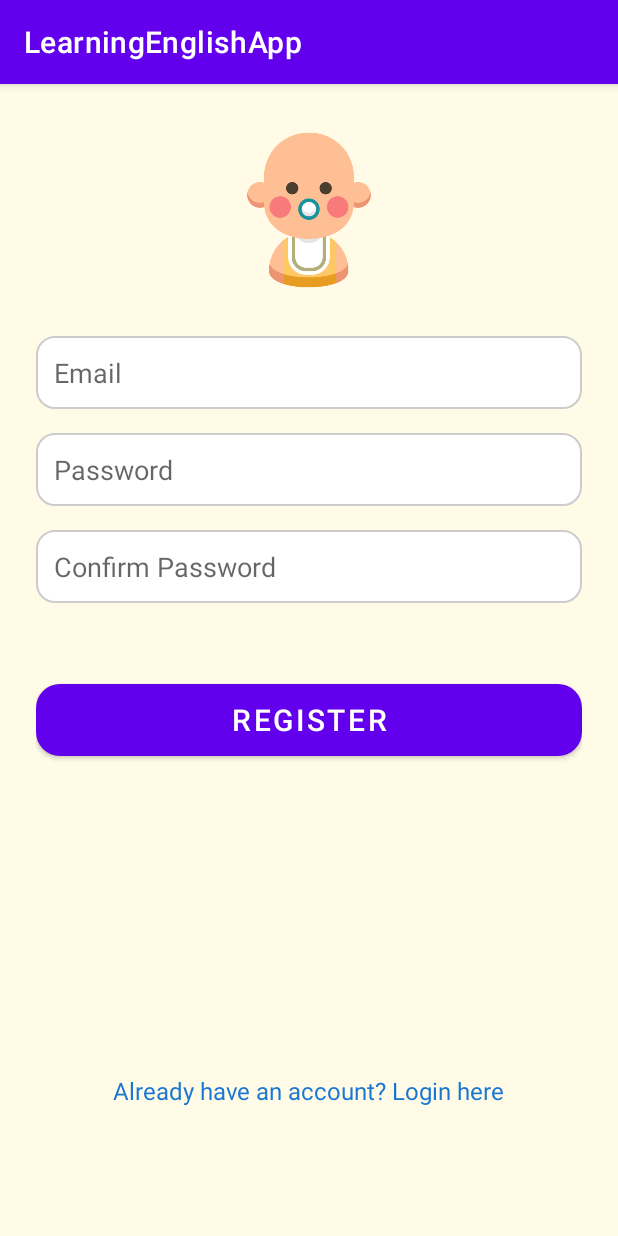
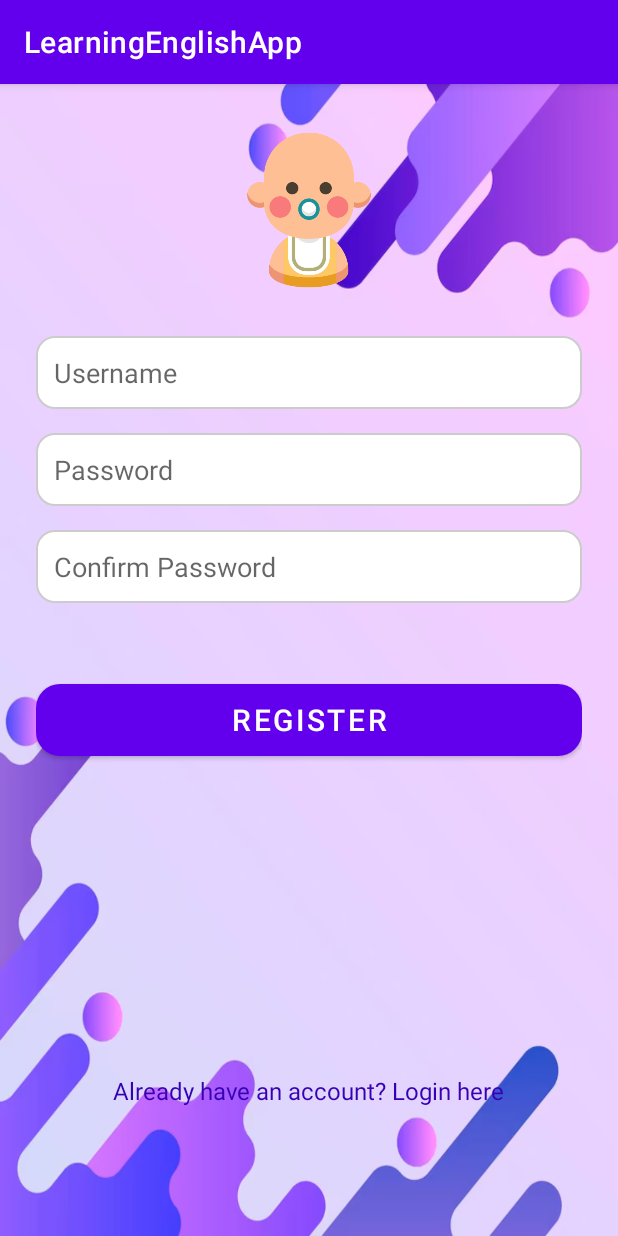
Before and after one commit to vovod/mobile-app, an Android app: the RegisterActivity screen opened directly, with no data from a screen before it, on a phone screen of 412 x 824 dp. Run offline under Robolectric (Android 15) with nearby library versions, the phone set to English and light mode, and no system bars.

Commit message:
Sửa lại email -> username

```diff
--- a/app/src/main/res/drawable/button_rounded.xml
+++ b/app/src/main/res/drawable/button_rounded.xml
@@ -1,6 +1,6 @@
 <shape xmlns:android="http://schemas.android.com/apk/res/android"
     android:shape="rectangle">
-    <solid android:color="@color/primaryColor" />
+    <solid android:color="@color/linkColor" />
     <corners android:radius="16dp" />
     <padding android:left="12dp" android:top="8dp" android:right="12dp" android:bottom="8dp"/>
 </shape>
--- a/app/src/main/res/layout/register.xml
+++ b/app/src/main/res/layout/register.xml
@@ -5,7 +5,7 @@
     android:id="@+id/register_layout"
     android:layout_width="match_parent"
     android:layout_height="match_parent"
-    android:background="@drawable/bg_kids_theme"
+    android:background="@drawable/bg_register"
     tools:context=".RegisterActivity">
 
     <LinearLayout
@@ -23,10 +23,10 @@
             android:layout_marginBottom="24dp" />
 
         <EditText
-            android:id="@+id/editTextEmail"
+            android:id="@+id/editTextUsername"
             android:layout_width="match_parent"
             android:layout_height="wrap_content"
-            android:hint="Email"
+            android:hint="Username"
             android:padding="12dp"
             android:background="@drawable/edittext_bg"
             android:textSize="18sp"
@@ -69,10 +69,10 @@
             android:id="@+id/textViewLogin"
             android:layout_width="wrap_content"
             android:layout_height="wrap_content"
+            android:layout_marginTop="200dp"
             android:text="Already have an account? Login here"
-            android:textColor="@color/linkColor"
-            android:textSize="16sp"
-            android:layout_marginTop="200dp" />
+            android:textColor="@color/purple_700"
+            android:textSize="16sp" />
 
     </LinearLayout>
 </ScrollView>
```
Also changed, not shown: app/src/main/res/layout/login.xml (+4 -4 lines), app/src/main/res/drawable/bg_login.png (added), app/src/main/res/drawable/bg_register.png (added), app/src/main/res/drawable/ic_email.png (deleted), app/src/main/res/drawable/ic_kid_login.png (renamed from app/src/main/res/drawable/ic_kid_logo.png), app/src/main/res/drawable/ic_password.png (deleted).
